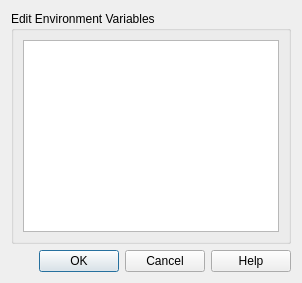
Before: the Qt Designer form src/envdialog.ui in FrzMtrsprt/QtUnblockNeteaseMusic, drawn with Qt 5.
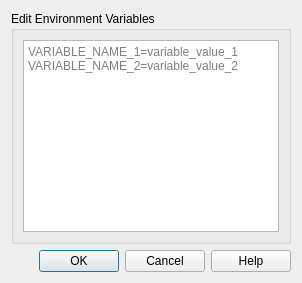
After: the same form once the commit is applied.

Commit message: Add environment variable hint text

```diff
--- a/src/envdialog.ui
+++ b/src/envdialog.ui
@@ -10,7 +10,12 @@
      </property>
      <layout class="QVBoxLayout">
       <item>
-       <widget class="QPlainTextEdit" name="envEdit"/>
+       <widget class="QPlainTextEdit" name="envEdit">
+        <property name="placeholderText">
+         <string>VARIABLE_NAME_1=variable_value_1
+VARIABLE_NAME_2=variable_value_2</string>
+        </property>
+       </widget>
       </item>
      </layout>
     </widget>
```
The commit also changes 2 other files.
